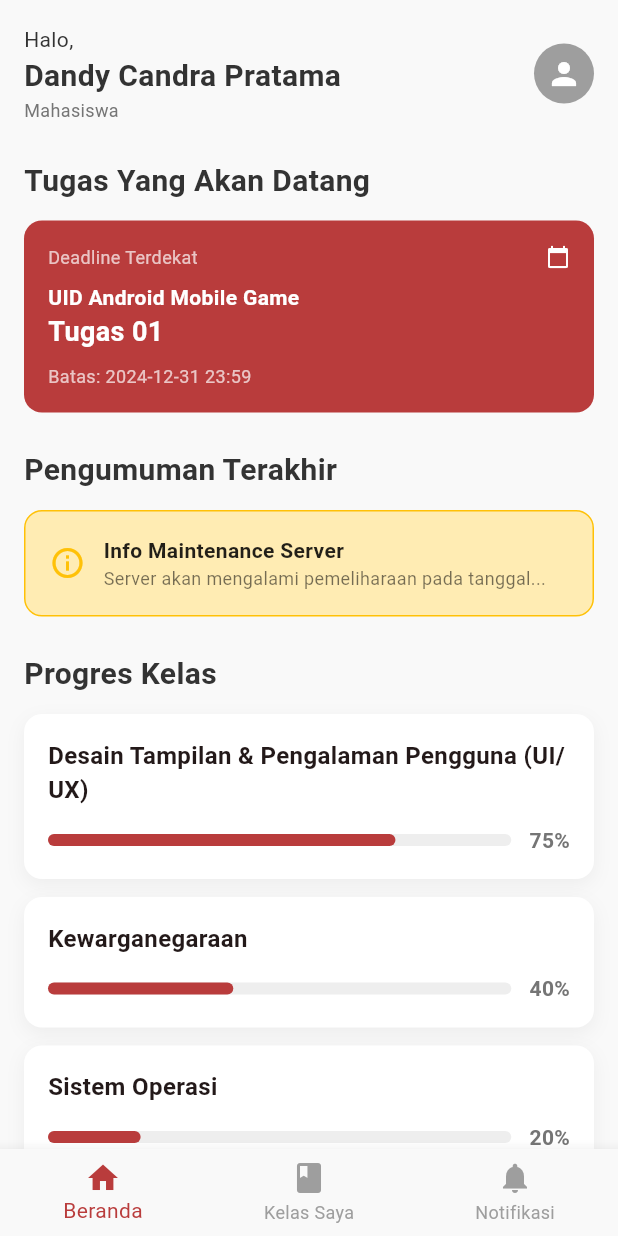
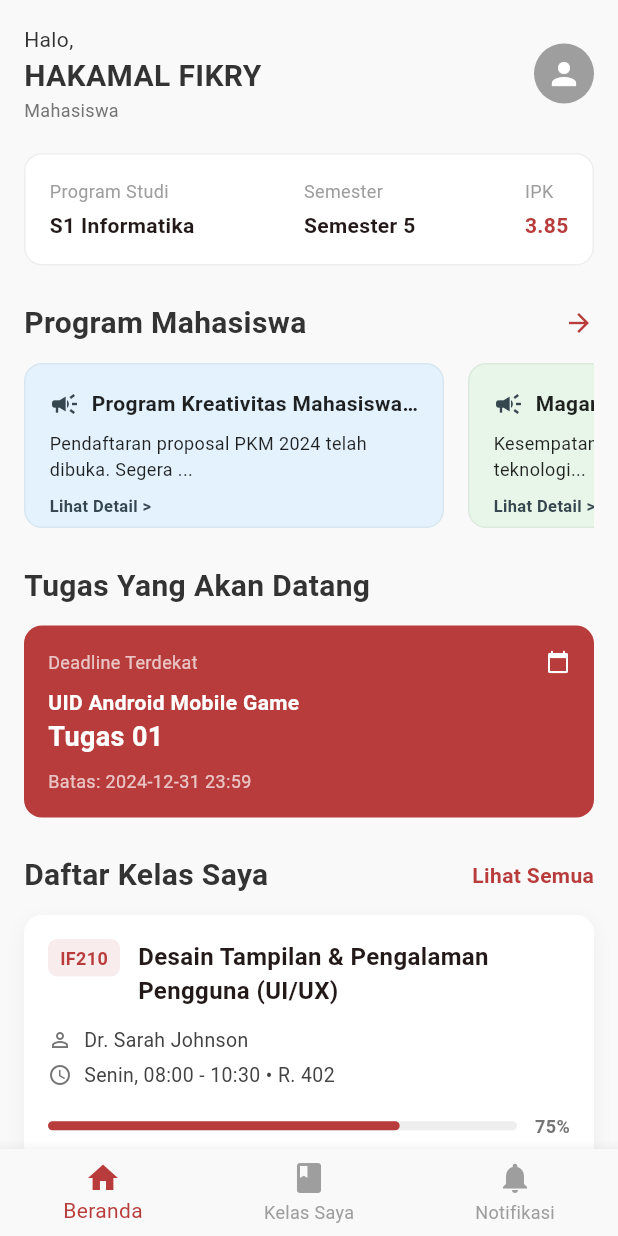
Before and after one commit to hakamalfikry/aplikasilms1, a Flutter app: the MainNavigationPage screen opened directly, on a phone screen of 412 x 824 dp. Run offline on Flutter 3.47's test engine with Material 3 defaults, Android fonts, the phone set to English and light mode, and no system bars.

Commit message:
penambahan di bagian kelas saya

```diff
--- a/lib/core/constants.dart
+++ b/lib/core/constants.dart
@@ -1,6 +1,6 @@
 class AppConstants {
   // User Profile
-  static const String userName = "Dandy Candra Pratama";
+  static const String userName = "HAKAMAL FIKRY";
   static const String userRole = "Mahasiswa";
 
   // Mock Data: Upcoming Assignments
@@ -12,22 +12,77 @@ class AppConstants {
     },
   ];
 
-  // Mock Data: Announcements
-  static const List<Map<String, String>> announcements = [
+  // Mock Data: Student Programs (Announcements)
+  static const List<Map<String, dynamic>> announcements = [
+    {
+      "title": "Program Kreativitas Mahasiswa (PKM)",
+      "description": "Pendaftaran proposal PKM 2024 telah dibuka. Segera ...",
+      "color": 0xFFE3F2FD, // Blue[50]
+    },
+    {
+      "title": "Magang & Studi Independen (MSIB)",
+      "description": "Kesempatan magang di perusahaan top teknologi...",
+      "color": 0xFFE8F5E9, // Green[50]
+    },
+    {
+      "title": "Pertukaran Mahasiswa Merdeka",
+      "description":
+          "Kuliah satu semester di kampus favoritmu di luar pulau...",
+      "color": 0xFFFFF8E1, // Amber[50]
+    },
     {
       "title": "Info Maintenance Server",
       "description": "Server akan mengalami pemeliharaan pada tanggal...",
+      "color": 0xFFFFEBEE, // Red[50]
     },
   ];
 
-  // Mock Data: Course Progress
+  // Academic Info
+  static const String userProgram = "S1 Informatika";
+  static const String userSemester = "Semester 5";
+  static const String userGPA = "3.85";
+
+  // Mock Data: Class List (Detailed for LMS Theme)
   static const List<Map<String, dynamic>> courseProgress = [
-    {"name": "Desain Tampilan & Pengalaman Pengguna (UI/UX)", "progress": 0.75},
-    {"name": "Kewarganegaraan", "progress": 0.40},
-    {"name": "Sistem Operasi", "progress": 0.20},
-    {"name": "Pemrograman Perangkat Bergerak Multimedia", "progress": 0.60},
-    {"name": "Bahasa Inggris: Bisnis dan Ilmiah", "progress": 0.90},
-    {"name": "Pemrograman Multimedia Interaktif", "progress": 0.10},
-    {"name": "Olah Raga", "progress": 0.50},
+    {
+      "name": "Desain Tampilan & Pengalaman Pengguna (UI/UX)",
+      "code": "IF210",
+      "lecturer": "Dr. Sarah Johnson",
+      "schedule": "Senin, 08:00 - 10:30",
+      "room": "R. 402",
+      "progress": 0.75,
+    },
+    {
+      "name": "Kewarganegaraan",
+      "code": "KU102",
+      "lecturer": "Budi Santoso, M.Pd",
+      "schedule": "Senin, 13:00 - 14:40",
+      "room": "R. 301",
+      "progress": 0.40,
+    },
+    {
+      "name": "Sistem Operasi",
+      "code": "IF220",
+      "lecturer": "Andi Wijaya, MT",
+      "schedule": "Selasa, 10:00 - 12:30",
+      "room": "Lab. Kom 2",
+      "progress": 0.20,
+    },
+    {
+      "name": "Pemrograman Perangkat Bergerak Multimedia",
+      "code": "IF310",
+      "lecturer": "Rina Kartika, M.Kom",
+      "schedule": "Rabu, 08:00 - 11:00",
+      "room": "R. 504",
+      "progress": 0.60,
+    },
+    {
+      "name": "Bahasa Inggris: Bisnis dan Ilmiah",
+      "code": "KU201",
+      "lecturer": "Mr. John Doe",
+      "schedule": "Kamis, 09:00 - 10:40",
+      "room": "Online",
+      "progress": 0.90,
+    },
   ];
 }
--- a/lib/features/home/presentation/pages/home_page.dart
+++ b/lib/features/home/presentation/pages/home_page.dart
@@ -1,7 +1,8 @@
 import 'package:flutter/material.dart';
 import '../../../../core/theme.dart';
 import '../../../../core/constants.dart';
-import '../widgets/course_card.dart';
+import '../widgets/detailed_course_card.dart';
+import '../widgets/announcement_card.dart';
 
 class HomePage extends StatelessWidget {
   const HomePage({super.key});
@@ -37,9 +38,101 @@ class HomePage extends StatelessWidget {
                   ),
                 ],
               ),
+              const SizedBox(height: 20),
+
+              // 2. Academic Info Card (New LMS Feature)
+              Container(
+                padding: const EdgeInsets.all(16),
+                decoration: BoxDecoration(
+                  color: Colors.white,
+                  borderRadius: BorderRadius.circular(12),
+                  border: Border.all(color: Colors.grey.shade200),
+                ),
+                child: Row(
+                  mainAxisAlignment: MainAxisAlignment.spaceBetween,
+                  children: [
+                    Column(
+                      crossAxisAlignment: CrossAxisAlignment.start,
+                      children: [
+                        const Text(
+                          "Program Studi",
+                          style: TextStyle(color: Colors.grey, fontSize: 12),
+                        ),
+                        const SizedBox(height: 4),
+                        Text(
+                          AppConstants.userProgram,
+                          style: const TextStyle(fontWeight: FontWeight.bold),
+                        ),
+                      ],
+                    ),
+                    Column(
+                      crossAxisAlignment: CrossAxisAlignment.start,
+                      children: [
+                        const Text(
+                          "Semester",
+                          style: TextStyle(color: Colors.grey, fontSize: 12),
+                        ),
+                        const SizedBox(height: 4),
+                        Text(
+                          AppConstants.userSemester,
+                          style: const TextStyle(fontWeight: FontWeight.bold),
+                        ),
+                      ],
+                    ),
+                    Column(
+                      crossAxisAlignment: CrossAxisAlignment.start,
+                      children: [
+                        const Text(
+                          "IPK",
+                          style: TextStyle(color: Colors.grey, fontSize: 12),
+                        ),
+                        const SizedBox(height: 4),
+                        Text(
+                          AppConstants.userGPA,
+                          style: const TextStyle(
+                            fontWeight: FontWeight.bold,
+                            color: AppColors.primary,
+                          ),
+                        ),
+                      ],
+                    ),
+                  ],
+                ),
+              ),
+
               const SizedBox(height: 24),
 
-              // 2. Upcoming Assignments
+              // 3. Announcements (Enhanced with Horizontal List)
+              Row(
+                mainAxisAlignment: MainAxisAlignment.spaceBetween,
+                children: [
+                  const Text(
+                    "Program Mahasiswa",
+                    style: AppTextStyles.heading2,
+                  ),
+                  Icon(Icons.arrow_forward, size: 20, color: AppColors.primary),
+                ],
+              ),
+              const SizedBox(height: 12),
+              SizedBox(
+                height: 110,
+                child: ListView.builder(
+                  scrollDirection: Axis.horizontal,
+                  itemCount: AppConstants.announcements.length,
+                  itemBuilder: (context, index) {
+                    final item = AppConstants.announcements[index];
+                    return AnnouncementCard(
+                      title: item['title'],
+                      description: item['description'],
+                      color: item['color'],
+                    );
+                  },
+                ),
+              ),
+
+              const SizedBox(height: 24),
+
+              // 4. Upcoming Assignments
               const Text(
                 "Tugas Yang Akan Datang",
                 style: AppTextStyles.heading2,
@@ -99,49 +192,23 @@ class HomePage extends StatelessWidget {
 
               const SizedBox(height: 24),
 
-              // 3. Announcements
-              const Text("Pengumuman Terakhir", style: AppTextStyles.heading2),
-              const SizedBox(height: 12),
-              Container(
-                padding: const EdgeInsets.all(16),
-                decoration: BoxDecoration(
-                  color: Colors.amber[100],
-                  borderRadius: BorderRadius.circular(12),
-                  border: Border.all(color: Colors.amber),
-                ),
-                child: Row(
-                  children: [
-                    const Icon(Icons.info_outline, color: Colors.amber),
-                    const SizedBox(width: 12),
-                    Expanded(
-                      child: Column(
-                        crossAxisAlignment: CrossAxisAlignment.start,
-                        children: [
-                          Text(
-                            AppConstants.announcements[0]['title']!,
-                            style: const TextStyle(
-                              fontWeight: FontWeight.bold,
-                              color: Colors.black87,
-                            ),
-                          ),
-                          Text(
-                            AppConstants.announcements[0]['description']!,
-                            style: const TextStyle(
-                              fontSize: 12,
-                              color: Colors.black54,
-                            ),
-                          ),
-                        ],
-                      ),
+              // 5. Course List (Detailed for LMS)
+              Row(
+                mainAxisAlignment: MainAxisAlignment.spaceBetween,
+                children: [
+                  const Text(
+                    "Daftar Kelas Saya",
+                    style: AppTextStyles.heading2,
+                  ),
+                  Text(
+                    "Lihat Semua",
+                    style: TextStyle(
+                      color: AppColors.primary,
+                      fontWeight: FontWeight.bold,
                     ),
-                  ],
-                ),
+                  ),
+                ],
               ),
-
-              const SizedBox(height: 24),
-
-              // 4. Course Progress List
-              const Text("Progres Kelas", style: AppTextStyles.heading2),
               const SizedBox(height: 12),
               ListView.separated(
                 physics: const NeverScrollableScrollPhysics(),
@@ -151,8 +218,12 @@ class HomePage extends StatelessWidget {
                     const SizedBox(height: 12),
                 itemBuilder: (context, index) {
                   final course = AppConstants.courseProgress[index];
-                  return CourseCard(
+                  return DetailedCourseCard(
                     courseName: course['name'],
+                    courseCode: course['code'],
+                    lecturer: course['lecturer'],
+                    schedule: course['schedule'],
+                    room: course['room'],
                     progress: course['progress'],
                   );
                 },
--- /dev/null
+++ b/lib/features/home/presentation/widgets/announcement_card.dart
@@ -0,0 +1,68 @@
+import 'package:flutter/material.dart';
+
+class AnnouncementCard extends StatelessWidget {
+  final String title;
+  final String description;
+  final int color;
+
+  const AnnouncementCard({
+    super.key,
+    required this.title,
+    required this.description,
+    required this.color,
+  });
+
+  @override
+  Widget build(BuildContext context) {
+    return Container(
+      width: 280, // Fixed width for horizontal list
+      margin: const EdgeInsets.only(right: 16),
+      padding: const EdgeInsets.all(16),
+      decoration: BoxDecoration(
+        color: Color(color),
+        borderRadius: BorderRadius.circular(12),
+        border: Border.all(color: Colors.black.withValues(alpha: 0.05)),
+      ),
+      child: Column(
+        crossAxisAlignment: CrossAxisAlignment.start,
+        mainAxisAlignment: MainAxisAlignment.center,
+        children: [
+          Row(
+            children: [
+              Icon(Icons.campaign, color: Colors.blueGrey[800], size: 20),
+              const SizedBox(width: 8),
+              Expanded(
+                child: Text(
+                  title,
+                  style: const TextStyle(
+                    fontWeight: FontWeight.bold,
+                    fontSize: 14,
+                    color: Colors.black87,
+                  ),
+                  maxLines: 1,
+                  overflow: TextOverflow.ellipsis,
+                ),
+              ),
+            ],
+          ),
+          const SizedBox(height: 8),
+          Text(
+            description,
+            style: const TextStyle(fontSize: 12, color: Colors.black87),
+            maxLines: 2,
+            overflow: TextOverflow.ellipsis,
+          ),
+          const SizedBox(height: 8),
+          Text(
+            "Lihat Detail >",
+            style: TextStyle(
+              fontSize: 11,
+              fontWeight: FontWeight.bold,
+              color: Colors.blueGrey[800],
+            ),
+          ),
+        ],
+      ),
+    );
+  }
+}
--- /dev/null
+++ b/lib/features/home/presentation/widgets/detailed_course_card.dart
@@ -0,0 +1,127 @@
+import 'package:flutter/material.dart';
+import '../../../../core/theme.dart';
+
+class DetailedCourseCard extends StatelessWidget {
+  final String courseName;
+  final String courseCode;
+  final String lecturer;
+  final String schedule;
+  final String room;
+  final double progress;
+
+  const DetailedCourseCard({
+    super.key,
+    required this.courseName,
+    required this.courseCode,
+    required this.lecturer,
+    required this.schedule,
+    required this.room,
+    required this.progress,
+  });
+
+  @override
+  Widget build(BuildContext context) {
+    return Container(
+      padding: const EdgeInsets.all(16),
+      decoration: BoxDecoration(
+        color: Colors.white,
+        borderRadius: BorderRadius.circular(12),
+        boxShadow: [
+          BoxShadow(
+            color: Colors.black.withValues(alpha: 0.05),
+            blurRadius: 10,
+            offset: const Offset(0, 4),
+          ),
+        ],
+      ),
+      child: Column(
+        crossAxisAlignment: CrossAxisAlignment.start,
+        children: [
+          // Header: Code & Name
+          Row(
+            crossAxisAlignment: CrossAxisAlignment.start,
+            children: [
+              Container(
+                padding: const EdgeInsets.symmetric(horizontal: 8, vertical: 4),
+                decoration: BoxDecoration(
+                  color: AppColors.primary.withValues(alpha: 0.1),
+                  borderRadius: BorderRadius.circular(6),
+                ),
+                child: Text(
+                  courseCode,
+                  style: const TextStyle(
+                    fontSize: 12,
+                    fontWeight: FontWeight.bold,
+                    color: AppColors.primary,
+                  ),
+                ),
+              ),
+              const SizedBox(width: 12),
+              Expanded(
+                child: Text(
+                  courseName,
+                  style: const TextStyle(
+                    fontWeight: FontWeight.bold,
+                    fontSize: 16,
+                  ),
+                ),
+              ),
+            ],
+          ),
+          const SizedBox(height: 12),
+
+          // Info: Lecturer
+          Row(
+            children: [
+              Icon(Icons.person_outline, size: 16, color: Colors.grey[600]),
+              const SizedBox(width: 8),
+              Text(
+                lecturer,
+                style: TextStyle(color: Colors.grey[800], fontSize: 13),
+              ),
+            ],
+          ),
+          const SizedBox(height: 4),
+
+          // Info: Schedule & Room
+          Row(
+            children: [
+              Icon(Icons.access_time, size: 16, color: Colors.grey[600]),
+              const SizedBox(width: 8),
+              Text(
+                "$schedule • $room",
+                style: TextStyle(color: Colors.grey[800], fontSize: 13),
+              ),
+            ],
+          ),
+
+          const SizedBox(height: 16),
+
+          // Progress
+          Row(
+            children: [
+              Expanded(
+                child: LinearProgressIndicator(
+                  value: progress,
+                  backgroundColor: Colors.grey[200],
+                  color: AppColors.primary,
+                  minHeight: 6,
+                  borderRadius: BorderRadius.circular(4),
+                ),
+              ),
+              const SizedBox(width: 12),
+              Text(
+                "${(progress * 100).toInt()}%",
+                style: const TextStyle(
+                  fontWeight: FontWeight.bold,
+                  fontSize: 12,
+                  color: AppColors.textSecondary,
+                ),
+              ),
+            ],
+          ),
+        ],
+      ),
+    );
+  }
+}
--- a/lib/features/main_navigation/presentation/pages/main_navigation_page.dart
+++ b/lib/features/main_navigation/presentation/pages/main_navigation_page.dart
@@ -1,6 +1,7 @@
 import 'package:flutter/material.dart';
 import '../../../../core/theme.dart';
 import '../../../home/presentation/pages/home_page.dart';
+import '../../../my_classes/presentation/pages/my_class_page.dart';
 
 class MainNavigationPage extends StatefulWidget {
   const MainNavigationPage({super.key});
@@ -14,9 +15,7 @@ class _MainNavigationPageState extends State<MainNavigationPage> {
 
   final List<Widget> _pages = [
     const HomePage(),
-    const Center(
-      child: Text("Kelas Saya (Coming Soon)"),
-    ), // Placeholder for My Class
+    const MyClassPage(),
     const Center(
       child: Text("Notifikasi (Coming Soon)"),
     ), // Placeholder for Notifications
```
Also changed, not shown: lib/features/home/presentation/widgets/banner_carousel.dart (added, +11 -0 lines), lib/features/home/presentation/widgets/home_menu_grid.dart (added, +11 -0 lines), lib/features/my_classes/presentation/pages/my_class_page.dart (added, +64 -0 lines), lib/features/my_classes/presentation/widgets/my_class_card.dart (added, +162 -0 lines).
